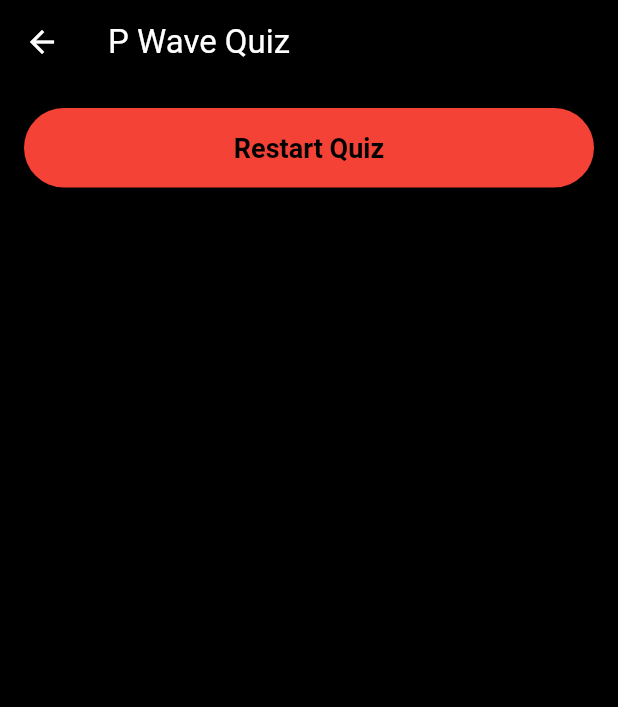
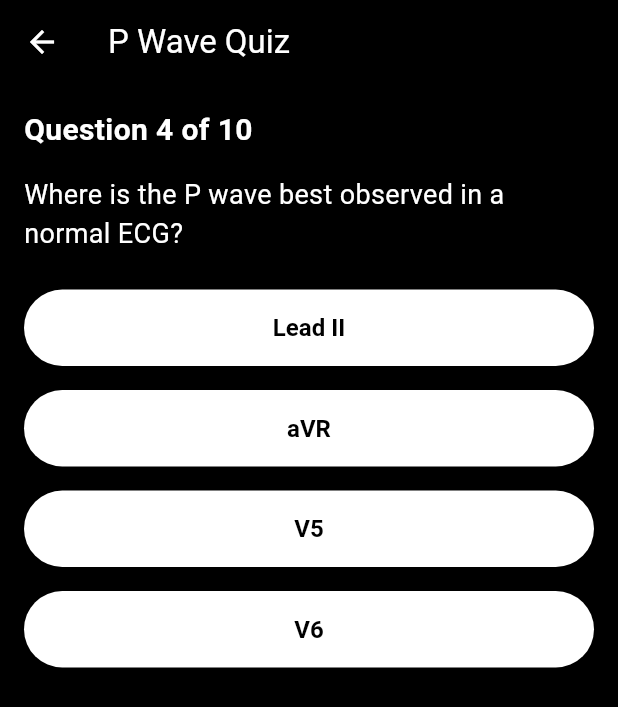
Before and after one commit to cardioverse/ECG-labs, a Flutter app: the PWaveQuizScreen screen opened directly, after a tap on "Atrial depolarization", after a tap on "0.06 - 0.12 seconds", after a tap on "Left atrial enlargement", on a phone screen of 412 x 824 dp. Shown: the top 707 px of the screen. Run offline on Flutter 3.47's test engine with Material 3 defaults, Android fonts, the phone set to English and light mode, and no system bars; our stand-ins replace carousel_slider, cloud_firestore, firebase_auth, firebase_core, firebase_storage, flutter_dotenv and 4 more; accounts and stored records are empty.

Commit message:
Updated p wave quiz

```diff
--- a/lib/topics_completion_tracker/p_wave_quiz_screen.dart
+++ b/lib/topics_completion_tracker/p_wave_quiz_screen.dart
@@ -10,6 +10,8 @@ class PWaveQuizScreen extends StatefulWidget {
 class _PWaveQuizScreenState extends State<PWaveQuizScreen> {
   int currentQuestionIndex = 0;
   int score = 0;
+  int correctAnswers = 0;
+  int incorrectAnswers = 0;
   bool showResetButton = false;
 
   final List<Map<String, dynamic>> questions = [
@@ -28,11 +30,51 @@ class _PWaveQuizScreenState extends State<PWaveQuizScreen> {
       'options': ['Left atrial enlargement', 'Right atrial enlargement', 'Myocardial infarction', 'Right bundle branch block'],
       'answer': 1,
     },
+    // 7 more questions added
+    {
+      'question': 'Where is the P wave best observed in a normal ECG?',
+      'options': ['Lead II', 'aVR', 'V5', 'V6'],
+      'answer': 0,
+    },
+    {
+      'question': 'Which leads usually show an inverted P wave in normal conditions?',
+      'options': ['Lead I', 'Lead II', 'aVR', 'V3'],
+      'answer': 2,
+    },
+    {
+      'question': 'What does a notched P wave suggest?',
+      'options': ['Atrial fibrillation', 'Right atrial enlargement', 'Left atrial enlargement', 'Sinus tachycardia'],
+      'answer': 2,
+    },
+    {
+      'question': 'What happens to the P wave in atrial fibrillation?',
+      'options': ['It disappears', 'Becomes peaked', 'Becomes biphasic', 'Becomes larger'],
+      'answer': 0,
+    },
+    {
+      'question': 'What condition is indicated by a short PR interval and slurred P wave?',
+      'options': ['Atrial flutter', 'Wolff-Parkinson-White syndrome', 'AV Block', 'Hyperkalemia'],
+      'answer': 1,
+    },
+    {
+      'question': 'What is a common cause of absent P waves?',
+      'options': ['AV block', 'Sinus arrest', 'Atrial fibrillation', 'All of the above'],
+      'answer': 3,
+    },
+    {
+      'question': 'Which electrolyte imbalance can flatten the P wave?',
+      'options': ['Hyperkalemia', 'Hypokalemia', 'Hypercalcemia', 'Hyponatremia'],
+      'answer': 0,
+    },
   ];
 
   void _checkAnswer(int selectedIndex) {
     if (selectedIndex == questions[currentQuestionIndex]['answer']) {
-      score++;
+      correctAnswers++;
+    } else {
+      incorrectAnswers++;
+    }
+
     setState(() {
       if (currentQuestionIndex < questions.length - 1) {
         currentQuestionIndex++;
@@ -40,20 +82,14 @@ class _PWaveQuizScreenState extends State<PWaveQuizScreen> {
         _showCompletionDialog();
       }
     });
-    } else {
-      setState(() {
-        showResetButton = true;
-      });
-    }
   }
 
   Future<void> _storeCompletionStatus() async {
     try {
       User? user = FirebaseAuth.instance.currentUser;
-      if (user != null && score == questions.length) {
+      if (user != null && correctAnswers >= 8) {
         String uid = user.uid;
         DocumentReference userDoc = FirebaseFirestore.instance.collection('userProgress').doc(uid);
-
         await userDoc.set({
           'completedTopics.pWave': true,
         }, SetOptions(merge: true));
@@ -64,13 +100,16 @@ class _PWaveQuizScreenState extends State<PWaveQuizScreen> {
   }
 
   void _showCompletionDialog() {
+    bool passed = correctAnswers >= 8;
+
     showDialog(
       context: context,
       builder: (BuildContext context) {
         return AlertDialog(
-          title: Text('Quiz Completed!'),
-          content: Text('You scored $score out of ${questions.length}.'),
+          title: Text(passed ? 'Quiz Passed!' : 'Quiz Failed'),
+          content: Text('Correct: $correctAnswers | Incorrect: $incorrectAnswers'),
           actions: [
+            if (passed)
               TextButton(
                 onPressed: () {
                   Navigator.of(context).pop();
@@ -78,7 +117,15 @@ class _PWaveQuizScreenState extends State<PWaveQuizScreen> {
                   _storeCompletionStatus();
                 },
                 child: Text('Finish'),
-            ),
+              )
+            else
+              TextButton(
+                onPressed: () {
+                  Navigator.of(context).pop();
+                  _resetQuiz();
+                },
+                child: Text('Retry'),
+              )
           ],
         );
       },
@@ -88,7 +135,8 @@ class _PWaveQuizScreenState extends State<PWaveQuizScreen> {
   void _resetQuiz() {
     setState(() {
       currentQuestionIndex = 0;
-      score = 0;
+      correctAnswers = 0;
+      incorrectAnswers = 0;
       showResetButton = false;
     });
   }
@@ -106,7 +154,6 @@ class _PWaveQuizScreenState extends State<PWaveQuizScreen> {
         child: Column(
           crossAxisAlignment: CrossAxisAlignment.start,
           children: [
-            if (!showResetButton) ...[
             Text(
               'Question ${currentQuestionIndex + 1} of ${questions.length}',
               style: TextStyle(
@@ -129,7 +176,7 @@ class _PWaveQuizScreenState extends State<PWaveQuizScreen> {
                 padding: const EdgeInsets.symmetric(vertical: 8.0),
                 child: ElevatedButton(
                   style: ElevatedButton.styleFrom(
-                      backgroundColor: Colors.grey[800],
+                    backgroundColor: Colors.white,
                     padding: EdgeInsets.symmetric(vertical: 16.0, horizontal: 24.0),
                     textStyle: TextStyle(fontSize: 16, fontWeight: FontWeight.bold),
                   ),
@@ -138,19 +185,6 @@ class _PWaveQuizScreenState extends State<PWaveQuizScreen> {
                 ),
               );
             }),
-            ] else ...[
-              Center(
-                child: ElevatedButton(
-                  style: ElevatedButton.styleFrom(
-                    backgroundColor: Colors.red,
-                    padding: EdgeInsets.symmetric(vertical: 16.0, horizontal: 24.0),
-                    textStyle: TextStyle(fontSize: 18, fontWeight: FontWeight.bold),
-                  ),
-                  onPressed: _resetQuiz,
-                  child: Text('Restart Quiz'),
-                ),
-              ),
-            ],
           ],
         ),
       ),
```
Lines whose indentation alone changed are shown as unchanged.
